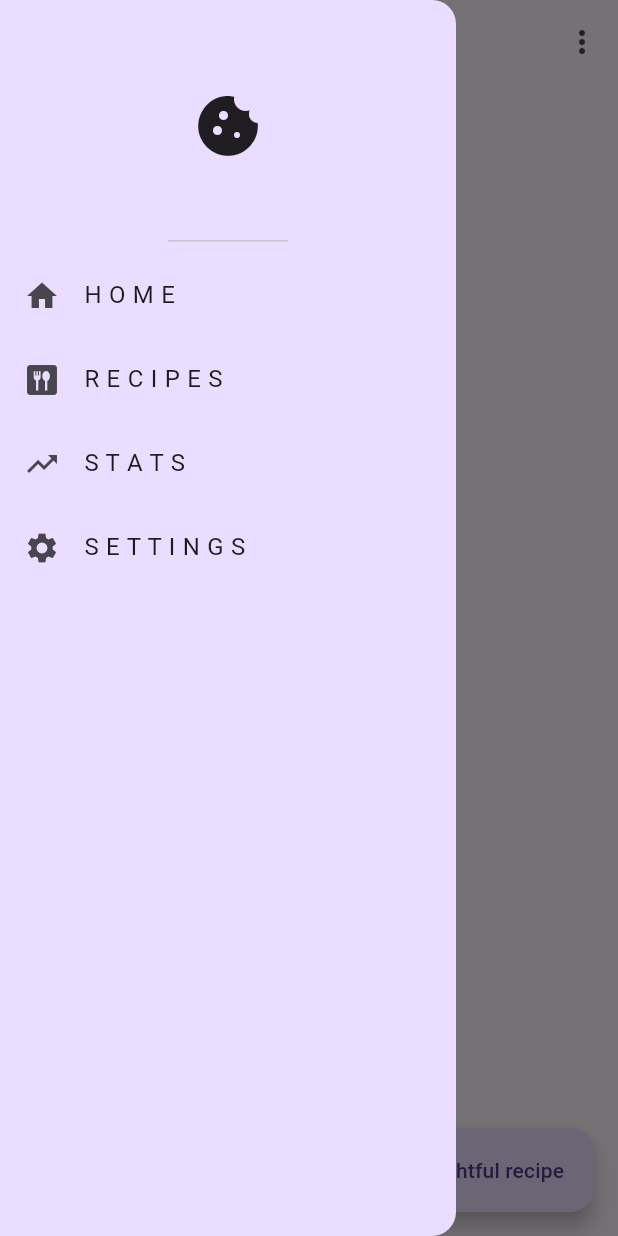
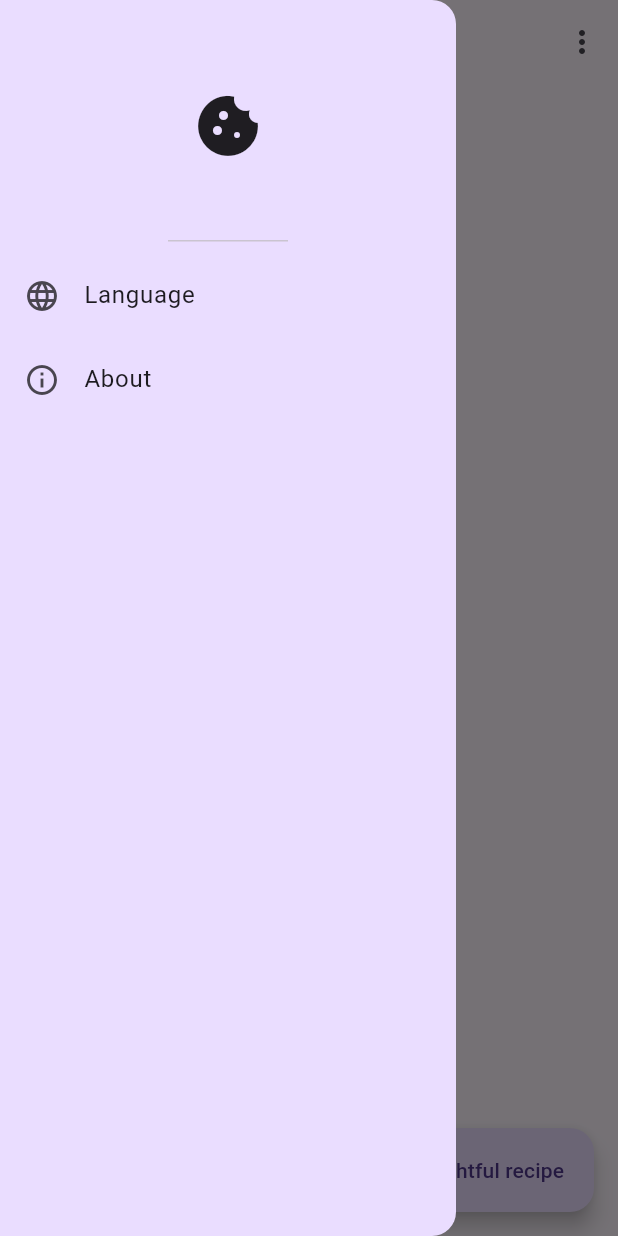
Before and after one commit to AlbanDAVID/cooky-app, a Flutter app: the screen it shows after launch, with the side drawer open, on a phone screen of 412 x 824 dp. Run offline on Flutter 3.47's test engine with Material 3 defaults, Android fonts, the phone set to English and light mode, and no system bars; our stand-ins replace hive, hive_flutter, image_picker, permission_handler; missing offline and left inert: dart:ffi, flutter_picker, marmiteur; accounts and stored records are empty; generated files the repository leaves out were written again.

Commit message:
select language

```diff
--- a/TODO.txt
+++ b/TODO.txt
@@ -6,7 +6,7 @@ Priority :
 - *** check with all devices
 
 - *** search bar
-- *** create settings page (choix de la langue, contact, git hub, by me a coffee, version,)
+- *** create settings page ( licence, git hub, by me a coffee, version,)
 - *** new scrap
 - *** coherente navigation (especially witk back return)
 
--- /dev/null
+++ b/lib/data/language_database/language_database.dart
@@ -0,0 +1,19 @@
+import 'package:hive_flutter/hive_flutter.dart';
+
+// for language data :
+class LanguageDatabase {
+  String? languageSelected;
+  // reference our box
+  final _myBox =
+      Hive.box('mybox'); // pr charger la base de données sur database.dart
+
+  // CRUD for languageSelected
+  loadDataLanguage() {
+    languageSelected = _myBox.get("LANGUAGE");
+  }
+
+  // UPDATE
+  updateDataBase() {
+    _myBox.put("LANGUAGE", languageSelected);
+  }
+}
--- a/lib/data/recipe_database/database.dart
+++ b/lib/data/recipe_database/database.dart
@@ -1,5 +1,6 @@
 import 'package:hive_flutter/hive_flutter.dart';
 
+// for recipe data :
 class RecipeDatabase {
   // recipeList contain :
   //[0] Recipe name (String),
@@ -19,11 +20,12 @@ class RecipeDatabase {
   // [13] ustensiles (List)
 
   List recipeList = [];
+  String languageSelected = "en";
   // reference our box
   final _myBox =
       Hive.box('mybox'); // pr charger la base de données sur database.dart
 
-  // CRUD :
+  // CRUD for recipeList:
   // READ
   Future<void> loadData() async {
     recipeList = _myBox.get("ALL_LISTS");
@@ -33,4 +35,9 @@ class RecipeDatabase {
   void updateDataBase() {
     _myBox.put("ALL_LISTS", recipeList);
   }
+
+  // CRUD for languageSelected
+  Future<void> loadDataLanguage() async {
+    languageSelected = _myBox.get("LANGUAGE");
+  }
 }
--- a/lib/l10n/app_en.arb
+++ b/lib/l10n/app_en.arb
@@ -76,4 +76,9 @@
    "clear" :  "Clear",
    "quantity" : "Quantity",
    "tsp" : "tablespoon",
-   "listUnits": "g, kg, mg, ml, l, cl, tsp, tbsp, pinch, drop, piece, tbspoz, pound, cup, pt, qt, gal"}
+   "listUnits": "g, kg, mg, ml, l, cl, tsp, tbsp, pinch, drop, piece, tbspoz, pound, cup, pt, qt, gal",
+   "language" : "Language",
+   "supportedLanguage" : "English,French,Your phone phone language (english and french available)",
+   "askRestart" : "Please restart your application",
+   "ok" : "Ok",
+   "about" : "About"}
--- a/lib/l10n/app_fr.arb
+++ b/lib/l10n/app_fr.arb
@@ -75,4 +75,10 @@
     "listCost" : "Bon marché, Moyen, Couteux",
     "clear" : "Effacer",
     "quantity" : "Quantité",
-    "listUnits": "g, kg, mg, ml, l, cl, cc à café, cc à soupe, tasse(s), pincée(s), goutte(s), morceau(x)"}
+    "listUnits": "g, kg, mg, ml, l, cl, cc à café, cc à soupe, tasse(s), pincée(s), goutte(s), morceau(x)",
+    "settings" : "Paramètres",
+    "language" : "Langue",
+    "supportedLanguage" : "Anglais,Français,Langue de votre téléphone (anglais et français supportés)",
+    "askRestart" : "Merci de redémarrer votre application",
+    "ok" : "Ok",
+    "about" : "À-propos"}
--- a/lib/main.dart
+++ b/lib/main.dart
@@ -1,5 +1,6 @@
 // ignore_for_file: prefer_const_constructors
 
+import 'package:cook_app/pages/language.dart';
 import 'package:cook_app/utils/add_ingredients.dart';
 import 'package:cook_app/data/categories_database/categories_names.dart';
 import 'package:cook_app/data/categories_database/categories_names_services.dart';
@@ -35,10 +36,24 @@ class MyApp extends StatelessWidget {
   MyApp({super.key});
 
   @override
+
+  // open mybox for get the language preference
+  final _myBox = Hive.box('mybox');
+
+  // if no language selected, by default the app will take the phone language supported (en, fr). But, il the user want to choose, the new languge preference will be saved
+  checkLanguagePref() {
+    if (_myBox.get("LANGUAGE") != null) {
+      return Locale(_myBox.get("LANGUAGE"));
+    }
+  }
+
   Widget build(BuildContext context) {
     return MaterialApp(
       // internationalization
       title: 'Cooky',
+
+      locale:
+          checkLanguagePref(), // if _myBox.get("LANGUAGE") != null : the user will have the language selected. Else, checkLanguagePref() return null value and as indicated in the doc of "locale" variable If the 'locale' is null then the system's locale value is used.
 
       localizationsDelegates: const [
         AppLocalizations.delegate, // Add this line
@@ -71,6 +86,8 @@ class MyApp extends StatelessWidget {
         '/add_ingredients': (context) => AddIngred(),
         '/dialbox_add_ingredient_and_quantity': (context) =>
             const AddIngredientQuantity(),
+        '/language': (context) => const Language(),
+        '/about': (context) => const Language()
       },
     );
   }
--- a/lib/pages/home.dart
+++ b/lib/pages/home.dart
@@ -3,6 +3,7 @@
 import 'package:cook_app/pages/filtered_name_recipe.dart';
 import 'package:cook_app/data/categories_database/categories_names.dart';
 import 'package:cook_app/data/categories_database/categories_names_services.dart';
+import 'package:cook_app/pages/language.dart';
 import 'package:cook_app/utils/scraping.dart';
 import 'package:flutter/material.dart';
 import 'package:hive_flutter/hive_flutter.dart';
@@ -283,7 +284,8 @@ class _HomeState extends State<Home> {
   Widget build(BuildContext context) {
     return Scaffold(
       appBar: AppBar(
-            title: Text("Cooky"),
+          title: Text("cooky",
+              style: const TextStyle(color: Color.fromRGBO(54, 27, 99, 1))),
           centerTitle: true,
           elevation: 0,
           //leading: const Icon(Icons.menu),
@@ -330,8 +332,7 @@ class _HomeState extends State<Home> {
         SizedBox(
             height: 700,
             child: ValueListenableBuilder(
-                valueListenable:
-                    Hive.box<CategoriesNames>('catBox').listenable(),
+              valueListenable: Hive.box<CategoriesNames>('catBox').listenable(),
               builder: (context, Box<CategoriesNames> box, _) {
                 return Padding(
                     padding: EdgeInsets.all(0),
@@ -346,8 +347,7 @@ class _HomeState extends State<Home> {
                                 context,
                                 MaterialPageRoute(
                                   builder: (context) => FilteredNameRecipe(
-                                      categoryName:
-                                          cat!.categoryName.toString(),
+                                    categoryName: cat!.categoryName.toString(),
                                   ),
                                 ),
                               );
@@ -396,8 +396,8 @@ class _HomeState extends State<Home> {
                                                           AppLocalizations.of(
                                                                   context)!
                                                               .infoMessage1,
-                                                            textAlign: TextAlign
-                                                                .center,
+                                                          textAlign:
+                                                              TextAlign.center,
                                                           style: TextStyle(
                                                               fontSize: 15,
                                                               fontStyle:
@@ -420,8 +420,7 @@ class _HomeState extends State<Home> {
                                                           _controller.text;
                                                       var catName =
                                                           CategoriesNames(
-                                                                _controller
-                                                                    .text);
+                                                              _controller.text);
                                                       await Hive.box<
                                                                   CategoriesNames>(
                                                               'catBox')
@@ -446,8 +445,8 @@ class _HomeState extends State<Home> {
                                         color: Colors.redAccent,
                                       ),
                                       onPressed: () {
-                                          _dialogDeleteOneCategory(context,
-                                              cat!.categoryName, index);
+                                        _dialogDeleteOneCategory(
+                                            context, cat!.categoryName, index);
                                       },
                                     ),
                                   ],
@@ -468,24 +467,20 @@ class _HomeState extends State<Home> {
             size: 48,
           )),
           // home page list tile
+
           ListTile(
-              leading: Icon(Icons.home),
-              title: Text("H O M E"),
-            ),
-            ListTile(
-              leading: Icon(Icons.dining),
-              title: Text("R E C I P E S"),
+            leading: Icon(Icons.language_sharp),
+            title: Text(AppLocalizations.of(context)!.language),
             onTap: () {
-                Navigator.pushNamed(context, '/recipe');
+              Navigator.popAndPushNamed(context, '/language');
             },
           ),
           ListTile(
-              leading: Icon(Icons.trending_up),
-              title: Text("S T A T S"),
-            ),
-            ListTile(
-              leading: Icon(Icons.settings),
-              title: Text("S E T T I N G S"),
+            leading: Icon(Icons.info_outline),
+            title: Text(AppLocalizations.of(context)!.about),
+            onTap: () {
+              Navigator.popAndPushNamed(context, '/about');
+            },
           )
         ]),
       ),
@@ -517,14 +512,12 @@ class _HomeState extends State<Home> {
                             content: TextField(
                               controller: _controller,
                               decoration: InputDecoration(
-                                  hintText:
-                                      AppLocalizations.of(context)!.pastUrl,
+                                hintText: AppLocalizations.of(context)!.pastUrl,
                               ),
                             ),
                             actions: [
                               ElevatedButton(
-                                  child:
-                                      Text(AppLocalizations.of(context)!.add),
+                                child: Text(AppLocalizations.of(context)!.add),
                                 onPressed: () async {
                                   var recipeURL = _controller.text;
                                   scrapMarmiteur(recipeURL);
@@ -571,6 +564,7 @@ class _HomeState extends State<Home> {
                 });
               },
               label: Text(AppLocalizations.of(context)!.addDelightfulRecipe),
-              ));
+            ),
+    );
   }
 }
```
Also changed, not shown: lib/pages/language.dart (added, +92 -0 lines). Lines whose indentation alone changed are shown as unchanged.
